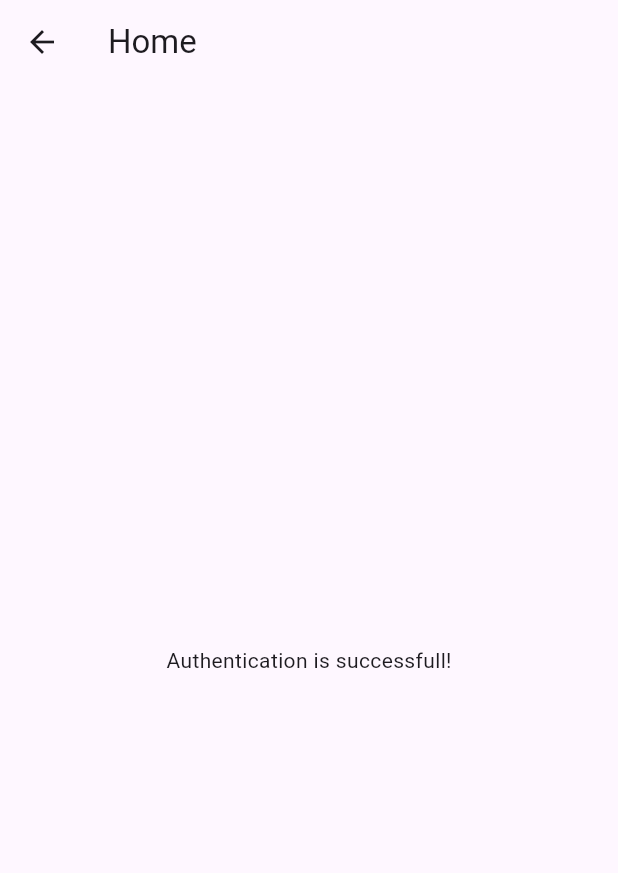
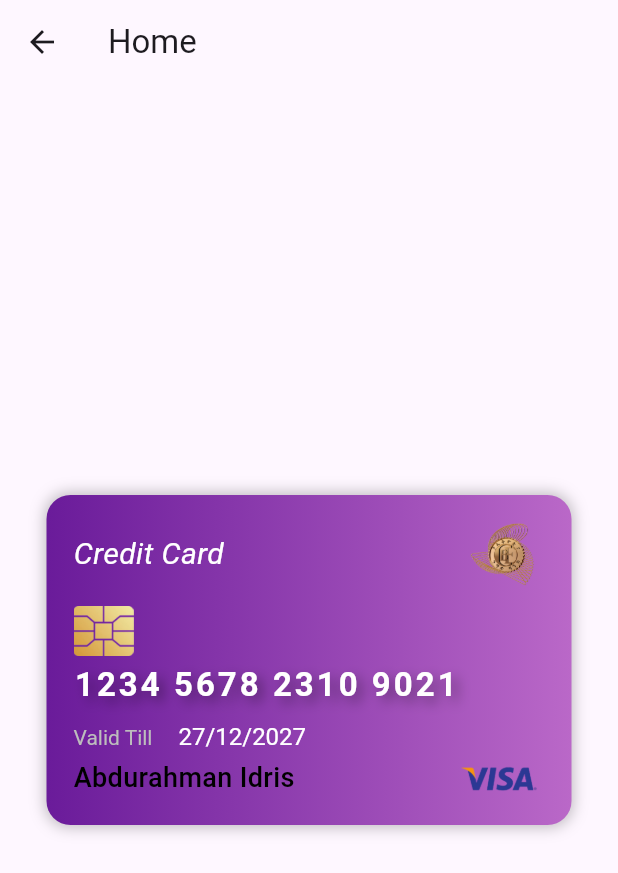
Before and after one commit to abdurahmanidris/biometric_test, a Flutter app: the Home screen opened directly, on a phone screen of 412 x 824 dp. Shown: the top 873 px of the screen. Run offline on Flutter 3.47's test engine with Material 3 defaults, Android fonts, the phone set to English and light mode, and no system bars; our stand-ins replace local_auth.

Commit message:
credit card designed

```diff
--- a/lib/home.dart
+++ b/lib/home.dart
@@ -10,12 +10,119 @@ class Home extends StatefulWidget {
 class _HomeState extends State<Home> {
   @override
   Widget build(BuildContext context) {
+    final String text = '1234567823109021';
+    final String spacedText = text
+        .replaceAllMapped(RegExp(r'.{1,4}'), (match) => '${match.group(0)} ')
+        .trim();
+
     return Scaffold(
       appBar: AppBar(
         title: const Text('Home'),
       ),
-      body: const Center(
-        child: Text('Authentication is successfull!'),
+      body: Center(
+        child: Container(
+          height: 220,
+          width: 350,
+          padding: const EdgeInsets.all(18),
+          decoration: BoxDecoration(
+            color: Colors.orange,
+            borderRadius: BorderRadius.circular(16),
+            boxShadow: const [
+              BoxShadow(
+                color: Colors.black26,
+                blurRadius: 8,
+                spreadRadius: 1,
+              )
+            ],
+            gradient: LinearGradient(
+              colors: [Colors.purple.shade800, Colors.purple.shade300],
+              begin: Alignment.centerLeft,
+              end: Alignment.centerRight,
+            ),
+          ),
+          child: Column(
+            crossAxisAlignment: CrossAxisAlignment.start,
+            mainAxisAlignment: MainAxisAlignment.spaceBetween,
+            children: [
+              Row(
+                mainAxisAlignment: MainAxisAlignment.spaceBetween,
+                children: [
+                  Text(
+                    'Credit Card',
+                    style: TextStyle(
+                      color: Colors.white,
+                      fontSize: 20.0,
+                      fontStyle: FontStyle.italic,
+                    ),
+                  ),
+                  Image.asset("assets/images/cbe_logo.png", width: 50)
+                ],
+              ),
+              Column(
+                crossAxisAlignment: CrossAxisAlignment.start,
+                mainAxisAlignment: MainAxisAlignment.spaceBetween,
+                children: [
+                  SizedBox(
+                    height: 40,
+                    width: 40,
+                    child: Image.asset("assets/images/env.png"),
+                  ),
+                  Text(
+                    // '1234 5678 2310 9021',
+                    spacedText,
+                    style: TextStyle(
+                        color: Colors.white,
+                        fontSize: 22,
+                        letterSpacing: 2,
+                        fontFamily: 'Roboto-Bold',
+                        shadows: [
+                          Shadow(
+                            offset: Offset(4, 4),
+                            blurRadius: 10.0,
+                            color: Colors.black38,
+                          )
+                        ]),
+                  )
+                ],
+              ),
+              Column(
+                crossAxisAlignment: CrossAxisAlignment.start,
+                children: [
+                  Row(children: [
+                    RichText(
+                        text: TextSpan(
+                            text: 'Valid Till     ',
+                            style: TextStyle(
+                              color: Colors.grey[400],
+                              fontSize: 14,
+                            ),
+                            children: [
+                          const TextSpan(
+                            text: '27/12/2027',
+                            style: TextStyle(color: Colors.white, fontSize: 16),
+                          )
+                        ])),
+                  ]),
+                  SizedBox(height: 5),
+                  Row(
+                    mainAxisAlignment: MainAxisAlignment.spaceBetween,
+                    children: [
+                      Text(
+                        'Abdurahman Idris',
+                        style: TextStyle(
+                          color: Colors.black,
+                          fontWeight: FontWeight.w500,
+                          fontSize: 18.0,
+                        ),
+                      ),
+                      Image.asset("assets/images/visa_logo.png", width: 60)
+                    ],
+                  )
+                ],
+              )
+            ],
+          ),
+        ),
       ),
     );
   }
```
Also changed, not shown: pubspec.yaml (+9 -11 lines), assets/images/cbe_logo.png (added), assets/images/env.png (added), assets/images/envXx.png (added), assets/images/visa_logo.png (added), assets/images/visa_logoxx.png (added), fonts/Roboto-Bold.ttf (added).
